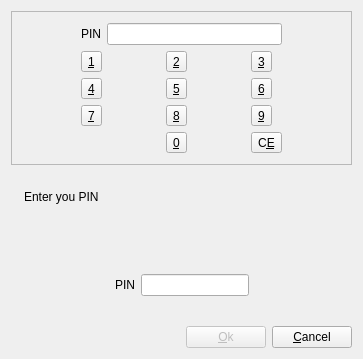
The window that pteid-mw/_src/eidmw/dialogs/dialogsQTsrv/dlgWndAskPIN.ui (amagovpt/autenticacao.gov) describes before a commit, drawn with Qt 5.
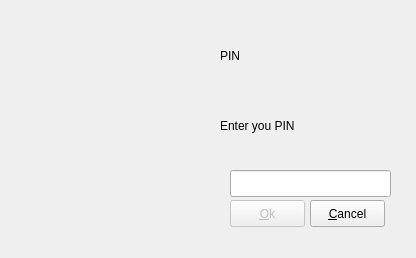
The same window after the commit. Icons and pictures are not drawn.

Commit message: Restyle Ask Pin dialog on linux

```diff
--- a/pteid-mw/_src/eidmw/dialogs/dialogsQTsrv/dlgWndAskPIN.ui
+++ b/pteid-mw/_src/eidmw/dialogs/dialogsQTsrv/dlgWndAskPIN.ui
@@ -1,32 +1,41 @@
 <ui version="4.0" >
  <class>dlgWndAskPINClass</class>
- <widget class="QDialog" name="dlgWndAskPINClass" >
-  <property name="geometry" >
+ <widget class="QDialog" name="dlgWndAskPINClass">
+  <property name="geometry">
    <rect>
     <x>0</x>
     <y>0</y>
-    <width>363</width>
-    <height>359</height>
+    <width>416</width>
+    <height>258</height>
    </rect>
   </property>
   <property name="windowTitle" >
    <string>dlgWndAskPIN</string>
   </property>
-  <layout class="QVBoxLayout" >
-   <item>
-    <widget class="QFrame" name="fraPIN_Keypad" >
-     <property name="frameShape" >
+  <property name="styleSheet">
+   <string notr="true">background-image: url(:/Resources/bg_AuthenticationPin.png);</string>
+  </property>
+  <widget class="QFrame" name="fraPIN_Keypad">
+   <property name="geometry">
+    <rect>
+     <x>520</x>
+     <y>300</y>
+     <width>116</width>
+     <height>177</height>
+    </rect>
+   </property>
+   <property name="frameShape">
       <enum>QFrame::StyledPanel</enum>
      </property>
      <property name="frameShadow" >
       <enum>QFrame::Raised</enum>
      </property>
-     <layout class="QGridLayout" >
-      <item row="0" column="0" colspan="3" >
-       <layout class="QHBoxLayout" >
+   <layout class="QGridLayout">
+    <item row="0" column="0" colspan="3">
+     <layout class="QHBoxLayout">
         <item>
-         <widget class="QLabel" name="lblPINName_2" >
-          <property name="layoutDirection" >
+       <widget class="QLabel" name="lblPINName_2">
+        <property name="layoutDirection">
            <enum>Qt::RightToLeft</enum>
           </property>
           <property name="text" >
@@ -35,17 +44,17 @@
          </widget>
         </item>
         <item>
-         <widget class="QLineEdit" name="txtPIN_2" >
-          <property name="echoMode" >
+       <widget class="QLineEdit" name="txtPIN_2">
+        <property name="echoMode">
            <enum>QLineEdit::Password</enum>
           </property>
          </widget>
         </item>
        </layout>
       </item>
-      <item row="1" column="0" >
-       <widget class="QToolButton" name="tbtNUM_1" >
-        <property name="text" >
+    <item row="1" column="0">
+     <widget class="QToolButton" name="tbtNUM_1">
+      <property name="text">
          <string>&amp;1</string>
         </property>
         <property name="popupMode" >
@@ -56,110 +65,256 @@
         </property>
        </widget>
       </item>
-      <item row="1" column="1" >
-       <widget class="QToolButton" name="tbtNUM_2" >
-        <property name="text" >
+    <item row="1" column="1">
+     <widget class="QToolButton" name="tbtNUM_2">
+      <property name="text">
          <string>&amp;2</string>
         </property>
        </widget>
       </item>
-      <item row="1" column="2" >
-       <widget class="QToolButton" name="tbtNUM_3" >
-        <property name="text" >
+    <item row="1" column="2">
+     <widget class="QToolButton" name="tbtNUM_3">
+      <property name="text">
          <string>&amp;3</string>
         </property>
        </widget>
       </item>
-      <item row="2" column="0" >
-       <widget class="QToolButton" name="tbtNUM_4" >
-        <property name="text" >
+    <item row="2" column="0">
+     <widget class="QToolButton" name="tbtNUM_4">
+      <property name="text">
          <string>&amp;4</string>
         </property>
        </widget>
       </item>
-      <item row="2" column="1" >
-       <widget class="QToolButton" name="tbtNUM_5" >
-        <property name="text" >
+    <item row="2" column="1">
+     <widget class="QToolButton" name="tbtNUM_5">
+      <property name="text">
          <string>&amp;5</string>
         </property>
        </widget>
       </item>
-      <item row="2" column="2" >
-       <widget class="QToolButton" name="tbtNUM_6" >
-        <property name="text" >
+    <item row="2" column="2">
+     <widget class="QToolButton" name="tbtNUM_6">
+      <property name="text">
          <string>&amp;6</string>
         </property>
        </widget>
       </item>
-      <item row="3" column="0" >
-       <widget class="QToolButton" name="tbtNUM_7" >
-        <property name="text" >
+    <item row="3" column="0">
+     <widget class="QToolButton" name="tbtNUM_7">
+      <property name="text">
          <string>&amp;7</string>
         </property>
        </widget>
       </item>
-      <item row="3" column="1" >
-       <widget class="QToolButton" name="tbtNUM_8" >
-        <property name="text" >
+    <item row="3" column="1">
+     <widget class="QToolButton" name="tbtNUM_8">
+      <property name="text">
          <string>&amp;8</string>
         </property>
        </widget>
       </item>
-      <item row="3" column="2" >
-       <widget class="QToolButton" name="tbtNUM_9" >
-        <property name="text" >
+    <item row="3" column="2">
+     <widget class="QToolButton" name="tbtNUM_9">
+      <property name="text">
          <string>&amp;9</string>
         </property>
        </widget>
       </item>
-      <item row="4" column="1" >
-       <widget class="QToolButton" name="tbtNUM_0" >
-        <property name="text" >
+    <item row="4" column="1">
+     <widget class="QToolButton" name="tbtNUM_0">
+      <property name="text">
          <string>&amp;0</string>
         </property>
        </widget>
       </item>
-      <item row="4" column="2" >
-       <widget class="QToolButton" name="tbtClear" >
-        <property name="text" >
+    <item row="4" column="2">
+     <widget class="QToolButton" name="tbtClear">
+      <property name="text">
          <string>C&amp;E</string>
         </property>
        </widget>
       </item>
      </layout>
     </widget>
-   </item>
-   <item>
-    <layout class="QGridLayout" >
-     <item rowspan="2" row="0" column="0" >
-      <widget class="QLabel" name="lblIcon" >
-       <property name="text" >
-        <string/>
-       </property>
-      </widget>
-     </item>
-     <item row="0" column="1" >
-      <widget class="QLabel" name="lblHeader" >
-       <property name="sizePolicy" >
-        <sizepolicy vsizetype="Expanding" hsizetype="Expanding" >
+  <widget class="QFrame" name="fraPIN_Normal">
+   <property name="geometry">
+    <rect>
+     <x>320</x>
+     <y>320</y>
+     <width>71</width>
+     <height>77</height>
+    </rect>
+   </property>
+   <property name="frameShape">
+    <enum>QFrame::NoFrame</enum>
+   </property>
+   <property name="frameShadow">
+    <enum>QFrame::Plain</enum>
+   </property>
+   <layout class="QGridLayout">
+    <item row="0" column="1">
+     <spacer>
+      <property name="orientation">
+       <enum>Qt::Vertical</enum>
+      </property>
+      <property name="sizeHint" stdset="0">
+       <size>
+        <width>20</width>
+        <height>10</height>
+       </size>
+      </property>
+     </spacer>
+    </item>
+    <item row="2" column="0">
+     <spacer>
+      <property name="orientation">
+       <enum>Qt::Horizontal</enum>
+      </property>
+      <property name="sizeType">
+       <enum>QSizePolicy::MinimumExpanding</enum>
+      </property>
+      <property name="sizeHint" stdset="0">
+       <size>
+        <width>10</width>
+        <height>20</height>
+       </size>
+      </property>
+     </spacer>
+    </item>
+    <item row="2" column="2">
+     <spacer>
+      <property name="orientation">
+       <enum>Qt::Horizontal</enum>
+      </property>
+      <property name="sizeType">
+       <enum>QSizePolicy::MinimumExpanding</enum>
+      </property>
+      <property name="sizeHint" stdset="0">
+       <size>
+        <width>10</width>
+        <height>20</height>
+       </size>
+      </property>
+     </spacer>
+    </item>
+    <item row="3" column="1">
+     <spacer>
+      <property name="orientation">
+       <enum>Qt::Vertical</enum>
+      </property>
+      <property name="sizeHint" stdset="0">
+       <size>
+        <width>20</width>
+        <height>10</height>
+       </size>
+      </property>
+     </spacer>
+    </item>
+   </layout>
+  </widget>
+  <widget class="QLabel" name="lblPINName">
+   <property name="geometry">
+    <rect>
+     <x>220</x>
+     <y>30</y>
+     <width>151</width>
+     <height>51</height>
+    </rect>
+   </property>
+   <property name="layoutDirection">
+    <enum>Qt::RightToLeft</enum>
+   </property>
+   <property name="styleSheet">
+    <string notr="true">background-image: url(:/Resources/alpha.png);</string>
+   </property>
+   <property name="text">
+    <string>PIN</string>
+   </property>
+  </widget>
+  <widget class="QLineEdit" name="txtPIN">
+   <property name="geometry">
+    <rect>
+     <x>230</x>
+     <y>170</y>
+     <width>161</width>
+     <height>27</height>
+    </rect>
+   </property>
+   <property name="echoMode">
+    <enum>QLineEdit::Password</enum>
+   </property>
+  </widget>
+  <widget class="QPushButton" name="btnOk">
+   <property name="enabled">
+    <bool>false</bool>
+   </property>
+   <property name="geometry">
+    <rect>
+     <x>230</x>
+     <y>200</y>
+     <width>75</width>
+     <height>27</height>
+    </rect>
+   </property>
+   <property name="text">
+    <string>&amp;Ok</string>
+   </property>
+  </widget>
+  <widget class="QLabel" name="lblHeader">
+   <property name="geometry">
+    <rect>
+     <x>220</x>
+     <y>90</y>
+     <width>171</width>
+     <height>71</height>
+    </rect>
+   </property>
+   <property name="sizePolicy">
+    <sizepolicy hsizetype="Expanding" vsizetype="Expanding">
          <horstretch>0</horstretch>
          <verstretch>0</verstretch>
         </sizepolicy>
        </property>
-       <property name="text" >
+   <property name="styleSheet">
+    <string notr="true">background-image: url(:/Resources/alpha.png);</string>
+   </property>
+   <property name="text">
         <string>Enter you PIN</string>
        </property>
        <property name="wordWrap" >
         <bool>true</bool>
        </property>
       </widget>
-     </item>
-     <item row="1" column="1" >
+  <widget class="QPushButton" name="btnCancel">
+   <property name="geometry">
+    <rect>
+     <x>310</x>
+     <y>200</y>
+     <width>75</width>
+     <height>27</height>
+    </rect>
+   </property>
+   <property name="text">
+    <string>&amp;Cancel</string>
+   </property>
+  </widget>
+  <widget class="QWidget" name="">
+   <property name="geometry">
+    <rect>
+     <x>20</x>
+     <y>330</y>
+     <width>288</width>
+     <height>68</height>
+    </rect>
+   </property>
+   <layout class="QGridLayout">
+    <item row="3" column="1">
       <spacer>
-       <property name="orientation" >
+      <property name="orientation">
         <enum>Qt::Horizontal</enum>
        </property>
-       <property name="sizeHint" >
+      <property name="sizeHint" stdset="0">
         <size>
          <width>271</width>
          <height>20</height>
@@ -167,98 +322,18 @@
        </property>
       </spacer>
      </item>
-    </layout>
-   </item>
-   <item>
-    <widget class="QFrame" name="fraPIN_Normal" >
-     <property name="frameShape" >
-      <enum>QFrame::NoFrame</enum>
-     </property>
-     <property name="frameShadow" >
-      <enum>QFrame::Plain</enum>
-     </property>
-     <layout class="QGridLayout" >
-      <item row="0" column="1" >
-       <spacer>
-        <property name="orientation" >
-         <enum>Qt::Vertical</enum>
-        </property>
-        <property name="sizeHint" >
-         <size>
-          <width>20</width>
-          <height>10</height>
-         </size>
-        </property>
-       </spacer>
-      </item>
-      <item row="2" column="0" >
-       <spacer>
-        <property name="orientation" >
-         <enum>Qt::Horizontal</enum>
-        </property>
-        <property name="sizeType" >
-         <enum>QSizePolicy::MinimumExpanding</enum>
-        </property>
-        <property name="sizeHint" >
-         <size>
-          <width>10</width>
-          <height>20</height>
-         </size>
-        </property>
-       </spacer>
-      </item>
-      <item row="2" column="1" >
-       <widget class="QLabel" name="lblPINName" >
-        <property name="layoutDirection" >
-         <enum>Qt::RightToLeft</enum>
-        </property>
-        <property name="text" >
-         <string>PIN</string>
-        </property>
-       </widget>
-      </item>
-      <item row="2" column="2" >
-       <widget class="QLineEdit" name="txtPIN" >
-        <property name="echoMode" >
-         <enum>QLineEdit::Password</enum>
-        </property>
-       </widget>
-      </item>
-      <item row="2" column="3" >
-       <spacer>
-        <property name="orientation" >
-         <enum>Qt::Horizontal</enum>
-        </property>
-        <property name="sizeType" >
-         <enum>QSizePolicy::MinimumExpanding</enum>
-        </property>
-        <property name="sizeHint" >
-         <size>
-          <width>10</width>
-          <height>20</height>
-         </size>
-        </property>
-       </spacer>
-      </item>
-      <item row="3" column="1" >
-       <spacer>
-        <property name="orientation" >
-         <enum>Qt::Vertical</enum>
-        </property>
-        <property name="sizeHint" >
-         <size>
-          <width>20</width>
-          <height>10</height>
-         </size>
-        </property>
-       </spacer>
-      </item>
-     </layout>
-    </widget>
-   </item>
+    <item row="2" column="1">
+     <widget class="QLabel" name="lblIcon">
+      <property name="text">
+       <string/>
+      </property>
+     </widget>
+    </item>
+   </layout>
+  </widget>
+  <widget class="QWidget" name="">
+   <layout class="QHBoxLayout">
    <item>
-    <layout class="QHBoxLayout" >
-     <item>
       <spacer>
        <property name="orientation" >
         <enum>Qt::Horizontal</enum>
@@ -271,28 +346,10 @@
        </property>
       </spacer>
      </item>
-     <item>
-      <widget class="QPushButton" name="btnOk" >
-       <property name="enabled" >
-        <bool>false</bool>
-       </property>
-       <property name="text" >
-        <string>&amp;Ok</string>
-       </property>
-      </widget>
-     </item>
-     <item>
-      <widget class="QPushButton" name="btnCancel" >
-       <property name="text" >
-        <string>&amp;Cancel</string>
-       </property>
-      </widget>
-     </item>
-    </layout>
-   </item>
-  </layout>
- </widget>
- <layoutdefault spacing="6" margin="11" />
+   </layout>
+  </widget>
+ </widget>
+ <layoutdefault spacing="6" margin="11"/>
  <resources>
   <include location="dlgs.qrc" />
  </resources>
```
Left out of the diff: 29 changed lines with no effect on the pictures. Lines whose indentation alone changed are shown as unchanged. The commit also changes 6 other files.
